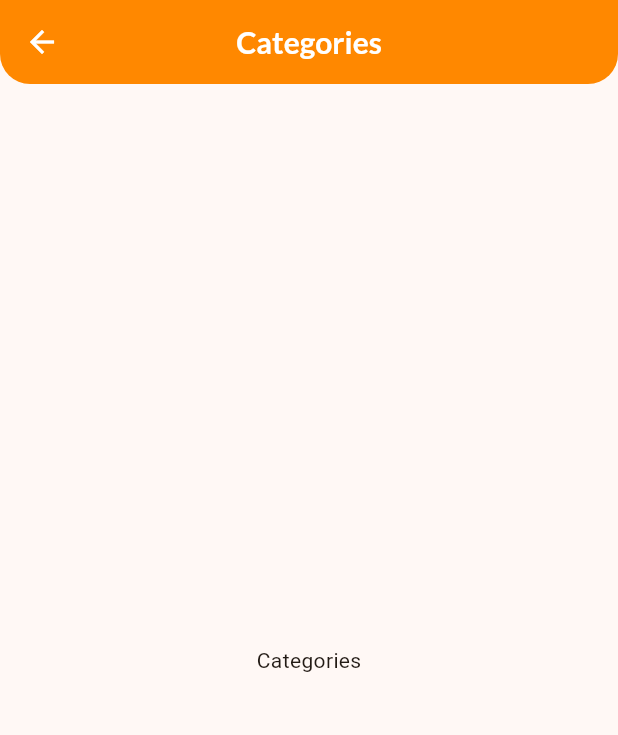
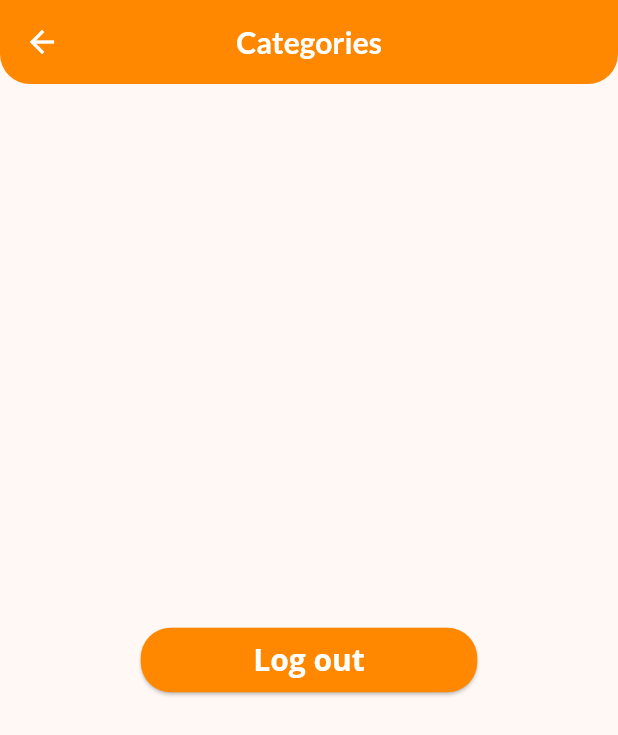
Before and after one commit to Keriw01/audio_book, a Flutter app: the CategoryPage screen opened by its route, on a phone screen of 412 x 824 dp. Shown: the top 735 px of the screen. Run offline on Flutter 3.47's test engine with Material 2 defaults, Android fonts, the phone set to English and light mode, and no system bars; our stand-ins replace audio_video_progress_bar, auto_route, bloc, cached_network_image, dio, flutter_bloc and 12 more; missing offline and left inert: flutter_pdfview; accounts and stored records are empty; generated files the repository leaves out were written again.

Commit message:
logout added

```diff
--- a/lib/l10n/intl_en.arb
+++ b/lib/l10n/intl_en.arb
@@ -23,5 +23,6 @@
     "createAccount": "Create account",
     "other": "other",
     "register": "Register",
-    "loginWhenHadAccount": "You already had account ? Login now"
+    "loginWhenHadAccount": "You already had account ? Login now",
+    "logOut": "Log out"
 }
--- a/lib/l10n/intl_pl.arb
+++ b/lib/l10n/intl_pl.arb
@@ -23,5 +23,6 @@
     "createAccount": "Utwórz konto",
     "other": "lub",
     "register": "Zarejestruj",
-    "loginWhenHadAccount": "Masz juz konto ? Zaloguj się"
+    "loginWhenHadAccount": "Masz juz konto ? Zaloguj się",
+    "logOut": "Wyloguj"
 }
--- a/lib/pages/category/category_page.dart
+++ b/lib/pages/category/category_page.dart
@@ -1,6 +1,8 @@
 import 'package:auto_route/auto_route.dart';
 import 'package:flutter/material.dart';
 import 'package:testproject/generated/l10n.dart';
+import 'package:testproject/routes/app_router.gr.dart';
+import 'package:testproject/styles/colors.dart';
 
 @AutoRoute()
 class CategoryPage extends StatelessWidget {
@@ -13,7 +15,28 @@ class CategoryPage extends StatelessWidget {
         title: Text(S.current.categoryPageTitle),
       ),
       body: Center(
-        child: Text(S.of(context).categoryPageTitle),
+        child: ElevatedButton(
+          onPressed: () async {
+            context.router.replace(const LoginRoute());
+          },
+          style: ButtonStyle(
+            padding: MaterialStateProperty.all<EdgeInsets>(
+              const EdgeInsets.fromLTRB(75, 10, 75, 10),
+            ),
+            backgroundColor: MaterialStateProperty.all(seedColor),
+            shape: MaterialStateProperty.all(
+              const RoundedRectangleBorder(
+                borderRadius: BorderRadius.all(
+                  Radius.circular(20.0),
+                ),
+              ),
+            ),
+          ),
+          child: Text(
+            S.of(context).logOut,
+            style: Theme.of(context).textTheme.displayMedium,
+          ),
+        ),
       ),
     );
   }
```
Also changed, not shown: lib/generated/intl/messages_en.dart, lib/generated/intl/messages_pl.dart, lib/generated/l10n.dart.
